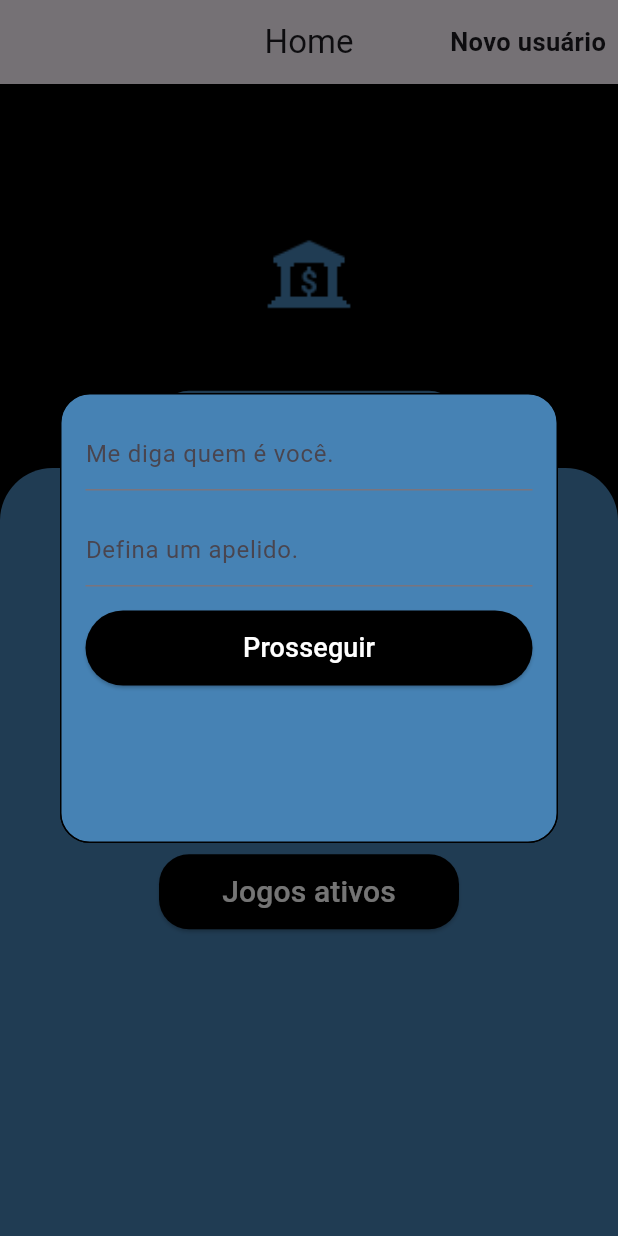
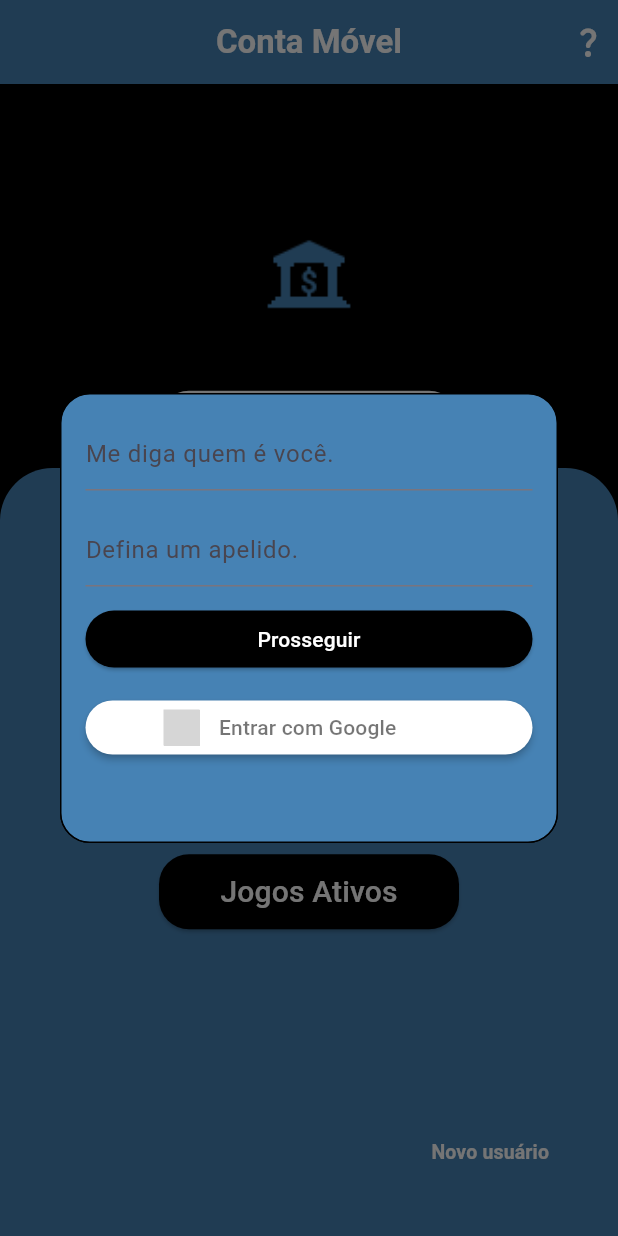
Before and after one commit to reiiissamuel/account_monopoly, a Flutter app: the screen it shows after launch, after a tap on "Novo usuário", on a phone screen of 412 x 824 dp. Run offline on Flutter 3.47's test engine with Material 3 defaults, Android fonts, the light colour scheme and no system bars; our stand-ins replace cloud_firestore, connectivity_plus, flutter_signin_button, fluttertoast, get_it, google_sign_in and 1 more; missing offline and left inert: peerdart; accounts and stored records are empty; grey boxes are pictures that could not be loaded.

Commit message:
ajueste de da tela de login e inclusão da autenticacao com google

```diff
--- a/lib/dialogs/new_user_dialog.dart
+++ b/lib/dialogs/new_user_dialog.dart
@@ -1,7 +1,10 @@
+import 'package:account_monopoly/service/google_login.dart';
 import 'package:flutter/cupertino.dart';
 import 'package:flutter/material.dart';
 import 'package:fluttertoast/fluttertoast.dart';
+import 'package:google_sign_in/google_sign_in.dart';
 import 'package:scoped_model/scoped_model.dart';
+import 'package:flutter_signin_button/flutter_signin_button.dart';
 
 import '../model/user_model.dart';
 
@@ -62,13 +65,15 @@ class NewUserDialogState extends State<NewUserDialog> {
                 ),
                 const SizedBox(height: 16.0),
                 SizedBox(
-                    height: 50.0,
+                    height: 38.0,
                     child: ElevatedButton(
                       style: ElevatedButton.styleFrom(
-                          backgroundColor: Colors.black
-                      ),
+                          backgroundColor: Colors.black,
+                          shape: RoundedRectangleBorder(
+                              borderRadius: BorderRadius.circular(20.0)
+                          )),
                       onPressed:  () {
-                        if (_formKey.currentState!.validate()) {}
+                        if (_formKey.currentState!.validate()) {
                           setState(() {
                           UserModelController.of(context).signUp(
                             name: _nameController.text,
@@ -78,10 +83,30 @@ class NewUserDialogState extends State<NewUserDialog> {
                             onFail: _onFail
                           );
                         });
+                        }
                       },
                       child: const Text("Prosseguir",
-                          style: TextStyle(fontSize: 18.0, color:Colors.white)),
-                    ))
+                          style: TextStyle(fontSize: 14.0, color:Colors.white)),
+                    )),
+
+                const SizedBox(height: 16.0),
+                SignInButton(
+                  shape: RoundedRectangleBorder(
+                    borderRadius: BorderRadius.circular(20.0)
+                ),
+                  Buttons.Google,
+                  text: "Entrar com Google",
+                  onPressed: () async {
+                    var googleUser = await GoogleLogin.login();
+                    /* UserModelController.of(context).signUp(
+                      name: googleUser?.displayName,
+                      username: googleUser?.displayName,
+                      context: context,
+                      onSuccess: _onSuccess,
+                      onFail: _onFail
+                    ); */
+                  },
+                )
               ],
             ),
           ))
--- a/lib/model/game_model.dart
+++ b/lib/model/game_model.dart
@@ -252,7 +252,7 @@ class GameModelController extends Model {
     }
   }
 
-  void getGameById({required String peerId, required Function onFail, required Function onSuccess}) async {
+ /*  void getGameById({required String peerId, required Function onFail, required Function onSuccess}) async {
     isLoading = true;
     notifyListeners();
     DocumentSnapshot docGame = await db.collection("games")
@@ -275,9 +275,9 @@ class GameModelController extends Model {
       notifyListeners();
       onSuccess();
     }
-  }
+  } */
 
-  void _loadGamePlayers() async {
+  /* void _loadGamePlayers() async {
     QuerySnapshot query = await db.collection("games")
         .document(gameCode)
         .collection("players")
@@ -288,7 +288,7 @@ class GameModelController extends Model {
       players.removeWhere((player) => player.playerId == user.firebaseUser.uid);
     } //se tirando da lista
     //notifyListeners();
-  }
+  } */
 
   //in game methods
   bool hasRoundsAccount(int round) {
@@ -300,7 +300,7 @@ class GameModelController extends Model {
     return false;
   }
 
-  void exitGame() {
+  /* void exitGame() {
     isLoading = true;
     notifyListeners();
 
@@ -315,7 +315,7 @@ class GameModelController extends Model {
 
     isLoading = false;
     notifyListeners();
-  }
+  } */
 
   bool hasEnoughBalance(int value) {
     if (value <= gameModelDTO!.currentGameBalance) {
--- a/lib/model/user_model.dart
+++ b/lib/model/user_model.dart
@@ -76,7 +76,7 @@ class UserModelController extends Model{
     notifyListeners();
 
     UserModelDTO userModelDTO = UserModelDTO(
-        peerId: StringUtils().generateUUID(),
+        peerId: StringUtils().generateUUID(size: 10),
         name: name,
         username: username,
         lastLogged: DateTime.now(),
--- a/lib/screens/home_screen.dart
+++ b/lib/screens/home_screen.dart
@@ -31,30 +31,32 @@ class HomeScreenState extends State<HomeScreen> {
             onWillPop: () async => false,
             child: Scaffold(
               appBar: AppBar(
-                  title: const Text("Home"),
+                  backgroundColor: Theme.of(context).primaryColor,
+                  title: const Text("Conta Móvel", style: TextStyle(color: Colors.white, fontWeight: FontWeight.bold)),
                   centerTitle: true,
                   automaticallyImplyLeading: false,
                   actions: <Widget>[
                     Padding(
                       padding: const EdgeInsets.symmetric(horizontal: 8.0, vertical: 16.0),
+                      child: GestureDetector(
+                          child: const Icon(Icons.question_mark_rounded, color: Colors.white),
+                          onTap: () => {}))
+                  ]
+                    ),
+              floatingActionButton: Padding(
+                  padding: const EdgeInsets.symmetric(horizontal: 18.0, vertical: 16.0),
                   child: model.isLoggedIn()
-                          ? GestureDetector(
-                          child: Row(
-                            children: <Widget>[
-                              const Icon(Icons.person),
-                              Text(model.user!.username)
-                            ],
-                          ),
-                          onTap: () => _userOptionsDialog(context))
-                          : GestureDetector(
+                      ? IconButton(
+                          icon: const Icon(Icons.supervised_user_circle_rounded), color: Colors.white, iconSize: 30, onPressed: () => _userOptionsDialog(context),
+                       )
+                      : TextButton(
                         child: Text(
                             model.allUsers.isEmpty
                                 ? "Novo usuário"
                                 : "Entrar",
-                                style: const TextStyle(
-                                fontSize: 17.0, fontWeight: FontWeight.bold)
+                            style: const TextStyle(fontSize: 13.0, fontWeight: FontWeight.bold, color: Colors.white)
                         ),
-                            onTap: () {
+                        onPressed: () {
                           if(model.allUsers.isEmpty){
                             model.signOut();
                             showDialog(context: context, builder: (BuildContext context){
@@ -69,8 +71,6 @@ class HomeScreenState extends State<HomeScreen> {
                           }
                         }
                       ),
-                    ),
-                  ]
                 ),
               backgroundColor: Colors.black,
               body: Stack(
@@ -112,23 +112,23 @@ class HomeScreenState extends State<HomeScreen> {
                                 width: 200.0,
                                 child: ElevatedButton(
                                   style: ElevatedButton.styleFrom(
-                                    backgroundColor: Theme.of(context).primaryColor,
+                                    backgroundColor: Colors.white,
                                     shape: RoundedRectangleBorder(
                                         borderRadius: BorderRadius.circular(20.0)
                                     ),
                                     splashFactory: InkRipple.splashFactory,
                                   ),
-                                  child: const Text("Criar novo jogo",
+                                  child: const Text("Novo Jogo",
                                       style: TextStyle(
                                           fontWeight: FontWeight.w500,
                                           fontSize: 20.0,
-                                        color: Colors.white
+                                        color: Colors.black
                                       )),
                                   onPressed: () {
                                     if (!model.isLoggedIn()) {
                                       return _showNonLoggedDialog(context);
                                     }
-                                   // Navigator.of(context).push(MaterialPageRoute(builder: (context) => NewGameScreen()));
+                                   //Navigator.of(context).push(MaterialPageRoute(builder: (context) => NewGameScreen()));
                                   },
                                 ),
                               ),
@@ -143,10 +143,10 @@ class HomeScreenState extends State<HomeScreen> {
                                     backgroundColor: Colors.black,
                                     splashFactory: InkRipple.splashFactory,
                                   ),
-                                  child: const Text("Entrar com código",
+                                  child: const Text("Entrar com Código",
                                       style: TextStyle(
                                           fontWeight: FontWeight.w500,
-                                          fontSize: 20.0,
+                                          fontSize: 15.0,
                                           color: Colors.white)),
                                   onPressed: () {
                                     if (!model.isLoggedIn()) {
@@ -167,7 +167,7 @@ class HomeScreenState extends State<HomeScreen> {
                                       backgroundColor: Colors.black,
                                       splashFactory: InkRipple.splashFactory,
                                     ),
-                                    child: const Text("Jogos ativos",
+                                    child: const Text("Jogos Ativos",
                                         style: TextStyle(
                                             fontWeight: FontWeight.w500,
                                             fontSize: 20.0,
@@ -178,7 +178,7 @@ class HomeScreenState extends State<HomeScreen> {
                                       }
                                       //Navigator.push(context, MaterialPageRoute(builder: (context) => MyGamesScreen()));
                                     },
-                                  ))
+                                  )),
                             ],
                           )))
                 ],
--- a/lib/screens/new_game_screen.dart
+++ b/lib/screens/new_game_screen.dart
@@ -1,4 +1,4 @@
-import 'package:account_monopoly/utils/string_utils.dart';
+/* import 'package:account_monopoly/utils/string_utils.dart';
 import 'package:flutter/material.dart';
 import 'package:fluttertoast/fluttertoast.dart';
 
@@ -325,6 +325,7 @@ class _NewGameScreenState extends State<NewGameScreen> {
 
   Future<void> _onSuccess() async {
     Navigator.of(context).pop();
-    Navigator.pushReplacement(context, MaterialPageRoute(builder: (context) => GameScreen())).then((value) => GameModelController.of(context).exitGame());
+    //Navigator.pushReplacement(context, MaterialPageRoute(builder: (context) => GameScreen())).then((value) => GameModelController.of(context).exitGame());
   }
 }
+ */
--- /dev/null
+++ b/lib/service/google_login.dart
@@ -0,0 +1,11 @@
+import 'package:google_sign_in/google_sign_in.dart';
+
+class GoogleLogin {
+  static final _googleSignIn = GoogleSignIn(
+    scopes: <String>[
+            'email',
+        ]
+  );
+  static Future<GoogleSignInAccount?> login() => _googleSignIn.signIn();
+  static Future signout= _googleSignIn.signOut();
+}
```
Also changed, not shown: pubspec.yaml (+13 -11 lines), pubspec.lock, 1 other file. Lines whose indentation alone changed are shown as unchanged.
